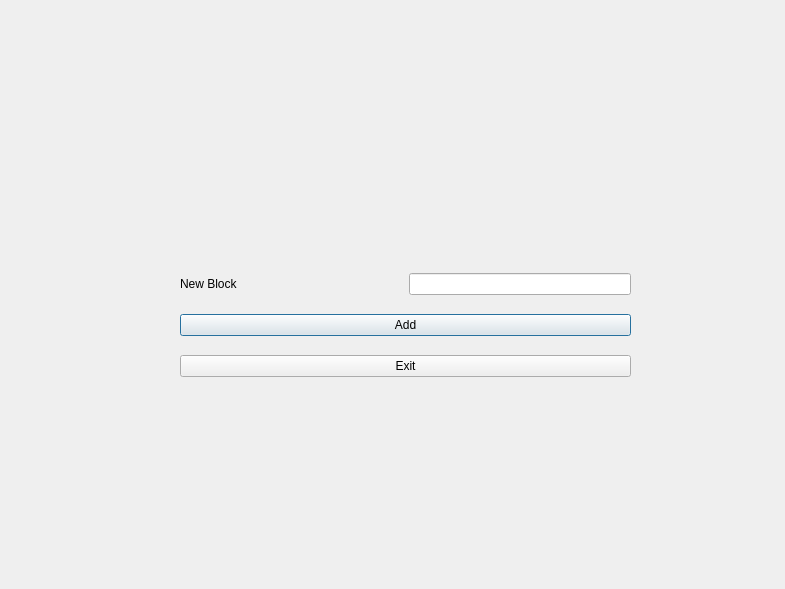
First picture: the form in bms/block.ui, repository MythicSTR/bms-project, before the edit.
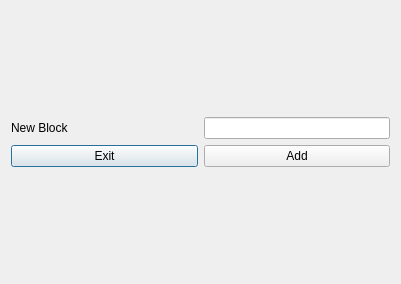
Second picture: the form after the edit.

```diff
--- a/bms/block.ui
+++ b/bms/block.ui
@@ -6,24 +6,21 @@
    <rect>
     <x>0</x>
     <y>0</y>
-    <width>785</width>
-    <height>589</height>
+    <width>401</width>
+    <height>284</height>
    </rect>
   </property>
+  <property name="sizePolicy">
+   <sizepolicy hsizetype="Maximum" vsizetype="Maximum">
+    <horstretch>0</horstretch>
+    <verstretch>0</verstretch>
+   </sizepolicy>
+  </property>
   <property name="windowTitle">
    <string>Dialog</string>
   </property>
-  <widget class="QWidget" name="layoutWidget">
-   <property name="geometry">
-    <rect>
-     <x>180</x>
-     <y>260</y>
-     <width>451</width>
-     <height>131</height>
-    </rect>
-   </property>
-   <layout class="QVBoxLayout" name="verticalLayout_2">
-    <item>
+  <layout class="QGridLayout" name="gridLayout">
+   <item row="0" column="0">
      <layout class="QVBoxLayout" name="verticalLayout">
       <item>
        <layout class="QHBoxLayout" name="horizontalLayout_2">
@@ -46,7 +43,20 @@
         </item>
        </layout>
       </item>
-     </layout>
+     <item>
+      <layout class="QHBoxLayout" name="horizontalLayout">
+       <item>
+        <widget class="QPushButton" name="block_exit">
+         <property name="sizePolicy">
+          <sizepolicy hsizetype="Minimum" vsizetype="Maximum">
+           <horstretch>0</horstretch>
+           <verstretch>0</verstretch>
+          </sizepolicy>
+         </property>
+         <property name="text">
+          <string>Exit</string>
+         </property>
+        </widget>
     </item>
     <item>
      <widget class="QPushButton" name="block_add">
@@ -64,21 +74,11 @@
       </property>
      </widget>
     </item>
-    <item>
-     <widget class="QPushButton" name="block_exit">
-      <property name="sizePolicy">
-       <sizepolicy hsizetype="Minimum" vsizetype="Maximum">
-        <horstretch>0</horstretch>
-        <verstretch>0</verstretch>
-       </sizepolicy>
-      </property>
-      <property name="text">
-       <string>Exit</string>
-      </property>
-     </widget>
-    </item>
-   </layout>
-  </widget>
+      </layout>
+     </item>
+    </layout>
+   </item>
+  </layout>
  </widget>
  <resources/>
  <connections/>
```
Lines whose indentation alone changed are shown as unchanged.
